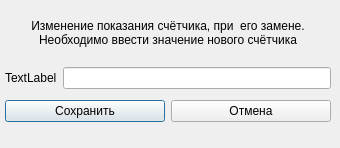
First picture: the form in newcounter.ui, repository MartovKot/ZHSK, before the edit.
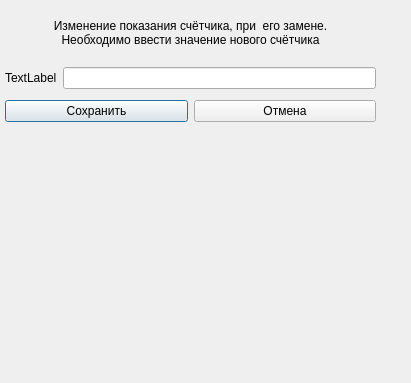
Second picture: the form after the edit.

Diff of the .ui file:
```diff
--- a/newcounter.ui
+++ b/newcounter.ui
@@ -6,8 +6,8 @@
    <rect>
     <x>0</x>
     <y>0</y>
-    <width>340</width>
-    <height>148</height>
+    <width>411</width>
+    <height>383</height>
    </rect>
   </property>
   <property name="sizePolicy">
@@ -27,8 +27,8 @@
     <rect>
      <x>0</x>
      <y>0</y>
-     <width>336</width>
-     <height>138</height>
+     <width>381</width>
+     <height>341</height>
     </rect>
    </property>
    <layout class="QVBoxLayout" name="mainLayout">
@@ -92,6 +92,9 @@
       <property name="topMargin">
        <number>5</number>
       </property>
+      <property name="bottomMargin">
+       <number>10</number>
+      </property>
       <item>
        <widget class="QPushButton" name="pBtn_Ok">
         <property name="text">
@@ -101,6 +104,12 @@
       </item>
       <item>
        <widget class="QPushButton" name="pBtn_Cancel">
+        <property name="sizePolicy">
+         <sizepolicy hsizetype="Minimum" vsizetype="Maximum">
+          <horstretch>0</horstretch>
+          <verstretch>0</verstretch>
+         </sizepolicy>
+        </property>
         <property name="text">
          <string>Отмена</string>
         </property>
@@ -116,7 +125,7 @@
       <property name="sizeHint" stdset="0">
        <size>
         <width>20</width>
-        <height>40</height>
+        <height>10</height>
        </size>
       </property>
      </spacer>
```
